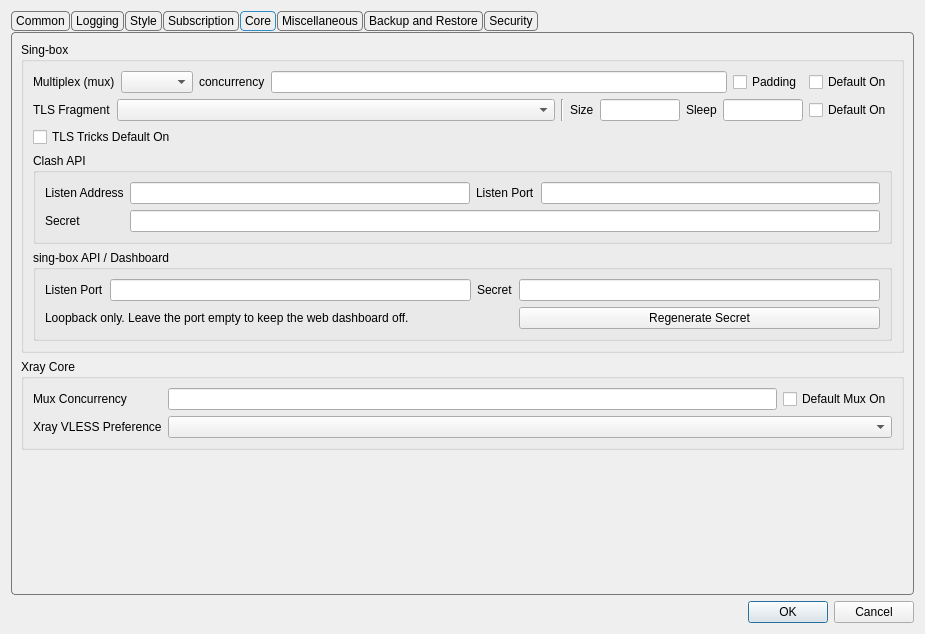
First picture: the form in include/ui/setting/dialog_basic_settings.ui, repository 0-Kutya-0/Throne, before the edit.
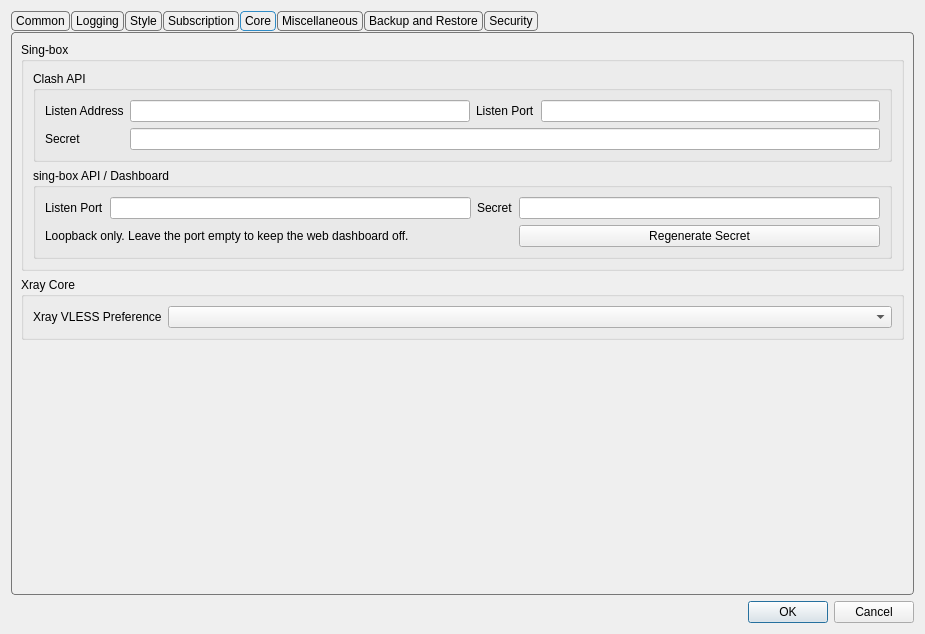
Second picture: the form after the edit. The open tabs and pages were chosen to show the change. Custom widgets are drawn as their Qt base class.

Commit message: add preset settings

The edit to the form file:
```diff
--- a/include/ui/setting/dialog_basic_settings.ui
+++ b/include/ui/setting/dialog_basic_settings.ui
@@ -937,193 +937,6 @@
           <string notr="true">Sing-box</string>
          </property>
          <layout class="QVBoxLayout" name="verticalLayout_3">
-          <item>
-           <widget class="QWidget" name="assest_group" native="true">
-            <layout class="QGridLayout" name="gridLayout_2">
-             <property name="leftMargin">
-              <number>0</number>
-             </property>
-             <property name="topMargin">
-              <number>0</number>
-             </property>
-             <property name="rightMargin">
-              <number>0</number>
-             </property>
-             <property name="bottomMargin">
-              <number>0</number>
-             </property>
-             <item row="0" column="0">
-              <layout class="QHBoxLayout" name="horizontalLayout">
-               <item>
-                <widget class="QLabel" name="label_6">
-                 <property name="text">
-                  <string>Multiplex (mux)</string>
-                 </property>
-                </widget>
-               </item>
-               <item>
-                <widget class="QComboBox" name="mux_protocol"/>
-               </item>
-               <item>
-                <widget class="QLabel" name="label_7">
-                 <property name="text">
-                  <string>concurrency</string>
-                 </property>
-                </widget>
-               </item>
-               <item>
-                <widget class="QLineEdit" name="mux_concurrency"/>
-               </item>
-               <item>
-                <widget class="QCheckBox" name="mux_padding">
-                 <property name="text">
-                  <string notr="true">Padding</string>
-                 </property>
-                </widget>
-               </item>
-               <item>
-                <widget class="QCheckBox" name="mux_default_on">
-                 <property name="text">
-                  <string>Default On</string>
-                 </property>
-                </widget>
-               </item>
-              </layout>
-             </item>
-            </layout>
-           </widget>
-          </item>
-          <item>
-           <widget class="QWidget" name="frag_tricks_group" native="true">
-            <layout class="QVBoxLayout" name="verticalLayout_frag_tricks">
-             <property name="leftMargin">
-              <number>0</number>
-             </property>
-             <property name="topMargin">
-              <number>0</number>
-             </property>
-             <property name="rightMargin">
-              <number>0</number>
-             </property>
-             <property name="bottomMargin">
-              <number>0</number>
-             </property>
-             <item>
-              <layout class="QHBoxLayout" name="horizontalLayout_frag_mode">
-               <item>
-                <widget class="QLabel" name="fragment_implementation_l">
-                 <property name="sizePolicy">
-                  <sizepolicy hsizetype="Fixed" vsizetype="Preferred">
-                   <horstretch>0</horstretch>
-                   <verstretch>0</verstretch>
-                  </sizepolicy>
-                 </property>
-                 <property name="text">
-                  <string>TLS Fragment</string>
-                 </property>
-                </widget>
-               </item>
-               <item>
-                <widget class="QComboBox" name="fragment_implementation">
-                 <property name="toolTip">
-                  <string>&lt;html&gt;&lt;head/&gt;&lt;body&gt;&lt;p&gt;Which TLS fragmentation implementation profiles use: built-in (sing-box tls.fragment) or custom (Hiddify dialer-level ClientHello fragmentation).&lt;/p&gt;&lt;/body&gt;&lt;/html&gt;</string>
-                 </property>
-                </widget>
-               </item>
-               <item>
-                <widget class="Line" name="line">
-                 <property name="orientation">
-                  <enum>Qt::Orientation::Vertical</enum>
-                 </property>
-                </widget>
-               </item>
-               <item>
-                <widget class="QLabel" name="fragment_size_l">
-                 <property name="sizePolicy">
-                  <sizepolicy hsizetype="Fixed" vsizetype="Preferred">
-                   <horstretch>0</horstretch>
-                   <verstretch>0</verstretch>
-                  </sizepolicy>
-                 </property>
-                 <property name="text">
-                  <string>Size</string>
-                 </property>
-                </widget>
-               </item>
-               <item>
-                <widget class="QLineEdit" name="fragment_size">
-                 <property name="maximumSize">
-                  <size>
-                   <width>80</width>
-                   <height>16777215</height>
-                  </size>
-                 </property>
-                 <property name="toolTip">
-                  <string>&lt;html&gt;&lt;head/&gt;&lt;body&gt;&lt;p&gt;Custom implementation only: bytes per ClientHello fragment, as a range min-max (e.g. 10-100).&lt;/p&gt;&lt;/body&gt;&lt;/html&gt;</string>
-                 </property>
-                </widget>
-               </item>
-               <item>
-                <widget class="QLabel" name="fragment_sleep_l">
-                 <property name="sizePolicy">
-                  <sizepolicy hsizetype="Fixed" vsizetype="Preferred">
-                   <horstretch>0</horstretch>
-                   <verstretch>0</verstretch>
-                  </sizepolicy>
-                 </property>
-                 <property name="text">
-                  <string>Sleep</string>
-                 </property>
-                </widget>
-               </item>
-               <item>
-                <widget class="QLineEdit" name="fragment_sleep">
-                 <property name="maximumSize">
-                  <size>
-                   <width>80</width>
-                   <height>16777215</height>
-                  </size>
-                 </property>
-                 <property name="toolTip">
-                  <string>&lt;html&gt;&lt;head/&gt;&lt;body&gt;&lt;p&gt;Custom implementation only: milliseconds to sleep between fragment bursts, as a range min-max (e.g. 2-5).&lt;/p&gt;&lt;/body&gt;&lt;/html&gt;</string>
-                 </property>
-                </widget>
-               </item>
-               <item>
-                <widget class="QCheckBox" name="fragment_default_on">
-                 <property name="sizePolicy">
-                  <sizepolicy hsizetype="Fixed" vsizetype="Fixed">
-                   <horstretch>0</horstretch>
-                   <verstretch>0</verstretch>
-                  </sizepolicy>
-                 </property>
-                 <property name="toolTip">
-                  <string>&lt;html&gt;&lt;head/&gt;&lt;body&gt;&lt;p&gt;Fragment profiles whose Fragment setting is left on &amp;quot;Keep Default&amp;quot;.&lt;/p&gt;&lt;/body&gt;&lt;/html&gt;</string>
-                 </property>
-                 <property name="text">
-                  <string>Default On</string>
-                 </property>
-                </widget>
-               </item>
-              </layout>
-             </item>
-             <item>
-              <layout class="QHBoxLayout" name="horizontalLayout_frag_params">
-               <item>
-                <widget class="QCheckBox" name="tls_tricks_default_on">
-                 <property name="toolTip">
-                  <string>&lt;html&gt;&lt;head/&gt;&lt;body&gt;&lt;p&gt;Enable mixed-case SNI for profiles whose TLS Tricks setting is left on &amp;quot;Keep Default&amp;quot;.&lt;/p&gt;&lt;/body&gt;&lt;/html&gt;</string>
-                 </property>
-                 <property name="text">
-                  <string>TLS Tricks Default On</string>
-                 </property>
-                </widget>
-               </item>
-              </layout>
-             </item>
-            </layout>
-           </widget>
-          </item>
           <item>
            <widget class="QGroupBox" name="clash_api_box">
             <property name="title">
@@ -1222,41 +1035,6 @@
          </property>
          <layout class="QFormLayout" name="formLayout">
           <item row="0" column="0">
-           <widget class="QLabel" name="label_23">
-            <property name="text">
-             <string>Mux Concurrency</string>
-            </property>
-           </widget>
-          </item>
-          <item row="0" column="1">
-           <widget class="QWidget" name="widget" native="true">
-            <layout class="QHBoxLayout" name="horizontalLayout_3">
-             <property name="leftMargin">
-              <number>0</number>
-             </property>
-             <property name="topMargin">
-              <number>0</number>
-             </property>
-             <property name="rightMargin">
-              <number>0</number>
-             </property>
-             <property name="bottomMargin">
-              <number>0</number>
-             </property>
-             <item>
-              <widget class="QLineEdit" name="xray_mux_concurrency"/>
-             </item>
-             <item>
-              <widget class="QCheckBox" name="xray_default_mux">
-               <property name="text">
-                <string>Default Mux On</string>
-               </property>
-              </widget>
-             </item>
-            </layout>
-           </widget>
-          </item>
-          <item row="1" column="0">
            <widget class="QLabel" name="label_24">
             <property name="toolTip">
              <string>&lt;html&gt;&lt;head/&gt;&lt;body&gt;&lt;p&gt;When to choose Xray when importing vless profiles&lt;/p&gt;&lt;/body&gt;&lt;/html&gt;</string>
@@ -1266,7 +1044,7 @@
             </property>
            </widget>
           </item>
-          <item row="1" column="1">
+          <item row="0" column="1">
            <widget class="QComboBox" name="vless_xray_pref"/>
           </item>
          </layout>
```
Left out of the diff: 33 changed lines with no effect on the pictures. The commit also changes 20 other files.
